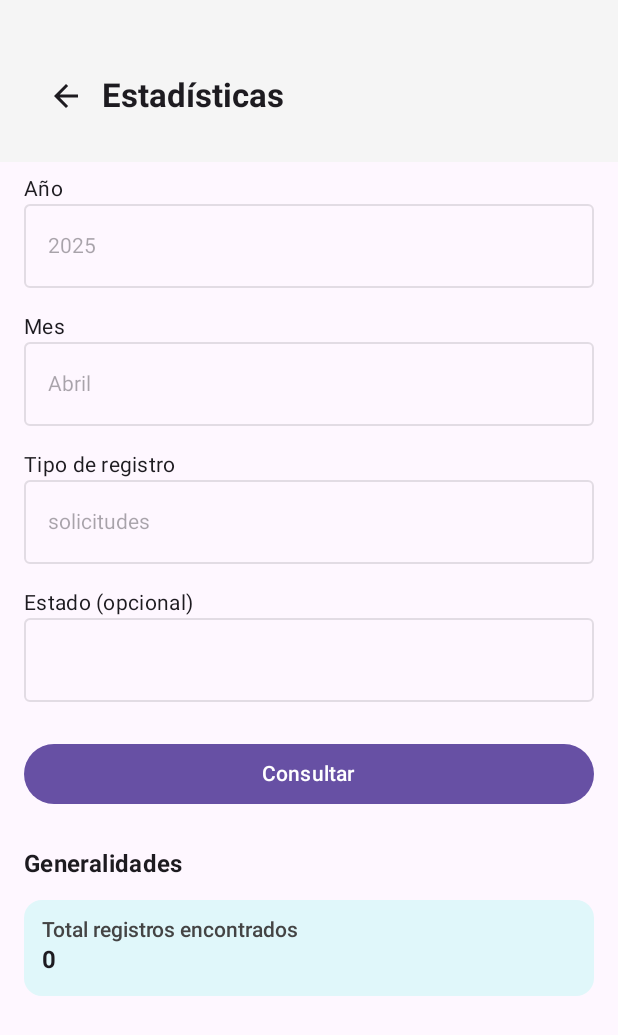
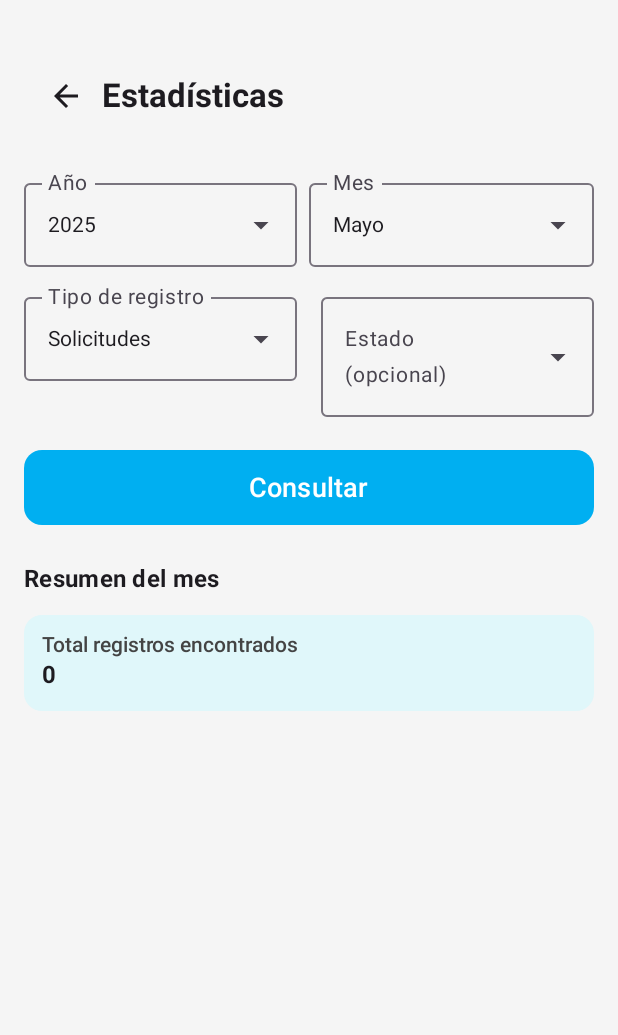
Before and after one commit to leydymacareo/EncontrandoU, an Android app built with Jetpack Compose: the EstadisticasScreen screen opened through its navigation route, after a tap on "Consultar", on a phone screen of 412 x 824 dp. Shown: the top 1035 px of the screen. Run offline under Robolectric (Android 15) with nearby library versions, the phone set to English and light mode, and no system bars; our stand-ins replace Firebase (no records; nobody signed in at launch, a user with empty details on screens opened directly).

Commit message:
Estadisticas funcionando completamente

```diff
--- a/app/src/main/java/com/leydymacareo/encontrandou/screens/staff/EstadisticasScreen.kt
+++ b/app/src/main/java/com/leydymacareo/encontrandou/screens/staff/EstadisticasScreen.kt
@@ -18,6 +18,7 @@ import androidx.compose.ui.text.font.FontWeight
 import androidx.compose.ui.text.style.TextAlign
 import androidx.compose.ui.unit.Dp
 import androidx.compose.ui.unit.dp
+import androidx.compose.ui.unit.sp
 import androidx.navigation.NavController
 import com.leydymacareo.encontrandou.viewmodels.EstadisticasViewModel
 
@@ -52,6 +53,7 @@ fun EstadisticasScreen(navController: NavController, viewModel: EstadisticasView
     ) { paddingValues ->
         Column(
             modifier = Modifier
+                .background(Color(0xFFF5F5F5))
                 .padding(paddingValues)
                 .padding(horizontal = 16.dp)
                 .fillMaxSize()
@@ -60,7 +62,7 @@ fun EstadisticasScreen(navController: NavController, viewModel: EstadisticasView
             // Aquí agregaremos los filtros, botón, gráficos y KPIs
             // Listas de opciones
             val meses = listOf("Enero", "Febrero", "Marzo", "Abril", "Mayo", "Junio", "Julio", "Agosto", "Septiembre", "Octubre", "Noviembre", "Diciembre")
-            val tipos = listOf("objetos", "solicitudes")
+            val tipos = listOf("Objetos", "Solicitudes")
             val estados = listOf("pendiente", "aprobada", "rechazada", "entregada")
 
             val selectedMes by viewModel.selectedMonth.collectAsState()
@@ -68,72 +70,97 @@ fun EstadisticasScreen(navController: NavController, viewModel: EstadisticasView
             val selectedEstado by viewModel.selectedEstado.collectAsState()
             val anios = listOf("2023", "2024", "2025")
             val selectedAnio by viewModel.selectedYear.collectAsState()
+            val estadosSolicitud = listOf("PENDIENTE", "APROBADA", "RECHAZADA", "ENTREGADA", "CANCELADA")
+            val estadosObjeto = listOf("DISPONIBLE", "ASIGNADO", "ENTREGADO")
 
-            DropdownFiltro(
+            Row(modifier = Modifier.fillMaxWidth()) {
+                DropdownFiltroModern(
                     label = "Año",
                     opciones = anios,
                     seleccionado = selectedAnio,
-                onSeleccionado = { viewModel.setAnio(it) }
+                    onSeleccionado = { viewModel.setAnio(it) },
+                    modifier = Modifier.weight(1f).padding(end = 8.dp)
                 )
-
-// Mes
-            DropdownFiltro(
+                DropdownFiltroModern(
                     label = "Mes",
                     opciones = meses,
                     seleccionado = selectedMes,
-                onSeleccionado = { viewModel.setMes(it) }
+                    onSeleccionado = { viewModel.setMes(it) },
+                    modifier = Modifier.weight(1f)
                 )
+            }
 
-// Tipo
-            DropdownFiltro(
+            Row(modifier = Modifier.fillMaxWidth()) {
+                DropdownFiltroModern(
                     label = "Tipo de registro",
                     opciones = tipos,
                     seleccionado = selectedTipo,
-                onSeleccionado = { viewModel.setTipoRegistro(it) }
+                    onSeleccionado = { viewModel.setTipoRegistro(it) },
+                    modifier = Modifier
+                        .weight(1f)
+                        .padding(end = 8.dp)
                 )
 
-            val estadosSolicitud = listOf("PENDIENTE", "APROBADA", "RECHAZADA", "ENTREGADA", "CANCELADA")
-            val estadosObjeto = listOf("DISPONIBLE", "ASIGNADO", "ENTREGADO")
-
                 val estadosSegunTipo = when (selectedTipo) {
-                "solicitudes" -> estadosSolicitud
-                "objetos" -> estadosObjeto
+                    "Solicitudes" -> estadosSolicitud
+                    "Objetos" -> estadosObjeto
                     else -> emptyList()
                 }
 
-            if (estadosSegunTipo.isNotEmpty()) {
-                DropdownFiltro(
+                DropdownFiltroModern(
                     label = "Estado (opcional)",
-                    opciones = listOf("") + estadosSegunTipo, // permite limpiar
+                    opciones = listOf("") + estadosSegunTipo,
                     seleccionado = selectedEstado ?: "",
-                    onSeleccionado = { viewModel.setEstado(if (it.isBlank()) null else it.uppercase()) }
+                    onSeleccionado = { viewModel.setEstado(if (it.isBlank()) null else it.uppercase()) },
+                    modifier = Modifier
+                        .weight(1f)
+                        .padding(start = 8.dp)
                 )
             }
+
 
 
             Spacer(modifier = Modifier.height(16.dp))
 
             Button(
                 onClick = { viewModel.cargarDatosFiltrados() },
-                modifier = Modifier.fillMaxWidth()
+                modifier = Modifier
+                    .fillMaxWidth()
+                    .height(50.dp),
+                shape = RoundedCornerShape(12.dp),
+                colors = ButtonDefaults.buttonColors(containerColor = Color(0xFF00AFF1))
             ) {
-                Text("Consultar")
+                Text("Consultar", fontSize = 18.sp, color = Color.White)
             }
+
+
             val documentos = viewModel.documentosFiltrados.collectAsState().value
 
             documentos?.let { snapshot ->
                 val total = snapshot.size()
                 val estadosCount = snapshot.groupingBy { it.getString("estado") ?: "Sin estado" }.eachCount()
 
+                val hayFiltroEstado = !selectedEstado.isNullOrBlank()
+                if (hayFiltroEstado) {
+                    Text(
+                        text = "Mostrando resultados filtrados por estado: ${selectedEstado}",
+                        style = MaterialTheme.typography.bodyMedium,
+                        color = Color.Gray,
+                        modifier = Modifier.padding(bottom = 8.dp)
+                    )
+                }
+
                 Spacer(modifier = Modifier.height(24.dp))
-                Text("Generalidades", style = MaterialTheme.typography.titleMedium, fontWeight = FontWeight.Bold)
+                Text("Resumen del mes", style = MaterialTheme.typography.titleMedium, fontWeight = FontWeight.Bold)
 
                 Spacer(modifier = Modifier.height(8.dp))
                 Column {
                     EstadisticaKpi("Total registros encontrados", "$total")
 
                     if (estadosCount.isNotEmpty()) {
-                        if (selectedTipo == "solicitudes") {
+                        val hayFiltroEstado = !selectedEstado.isNullOrBlank()
+                        if (selectedTipo == "Solicitudes") {
+                            if (!hayFiltroEstado) {
                                 val pendientes = estadosCount["PENDIENTE"] ?: 0
                                 val aprobadas = estadosCount["APROBADA"] ?: 0
                                 val rechazadas = estadosCount["RECHAZADA"] ?: 0
@@ -146,13 +173,27 @@ fun EstadisticasScreen(navController: NavController, viewModel: EstadisticasView
 
                                 val porcentajeExito = if (total > 0) (aprobadas.toFloat() / total * 100).toInt() else 0
                                 EstadisticaKpi("Porcentaje de éxito", "$porcentajeExito%")
-                        } else if (selectedTipo == "objetos") {
+                            } else {
+                                EstadisticaKpi("Total solicitudes ${selectedEstado?.lowercase()?.replaceFirstChar { it.uppercase() }}", "$total")
+                            }
+                        } else if (selectedTipo == "Objetos") {
+                            if (!hayFiltroEstado) {
                                 val disponibles = estadosCount["DISPONIBLE"] ?: 0
                                 val asignados = estadosCount["ASIGNADO"] ?: 0
                                 val entregados = estadosCount["ENTREGADO"] ?: 0
 
                                 EstadisticaKpi("Disponibles / Asignados / Entregados", "$disponibles / $asignados / $entregados")
+
+                                val porcentajeAsignados = if (total > 0) (asignados.toFloat() / total * 100).toInt() else 0
+                                val porcentajeEntregados = if (total > 0) (entregados.toFloat() / total * 100).toInt() else 0
+
+                                EstadisticaKpi("Porcentaje asignados", "$porcentajeAsignados%")
+                                EstadisticaKpi("Porcentaje entregados", "$porcentajeEntregados%")
+                            } else {
+                                EstadisticaKpi("Total objetos ${selectedEstado?.lowercase()?.replaceFirstChar { it.uppercase() }}", "$total")
                             }
+                        }
+
 
                         val categoriasCount = snapshot.groupingBy { it.getString("categoria") ?: "Sin categoría" }
                             .eachCount()
@@ -160,16 +201,21 @@ fun EstadisticasScreen(navController: NavController, viewModel: EstadisticasView
                             .sortedByDescending { it.second }
 
                         Spacer(modifier = Modifier.height(24.dp))
-                        Text("Registros por Categoría", style = MaterialTheme.typography.titleMedium, fontWeight = FontWeight.Bold)
+                        Text("Distribución por categoría", style = MaterialTheme.typography.titleMedium, fontWeight = FontWeight.Bold)
                         Spacer(modifier = Modifier.height(12.dp))
 
-                        BarChart(data = categoriasCount)
+                        Box(
+                            modifier = Modifier.fillMaxWidth(),
+                            contentAlignment = Alignment.Center
+                        ) {
+                            Column(horizontalAlignment = Alignment.CenterHorizontally) {
+                                PieChart(data = categoriasCount)
+                                Spacer(modifier = Modifier.height(12.dp))
+                                LeyendaPie(data = categoriasCount)
+                            }
+                        }
 
-                        Spacer(modifier = Modifier.height(24.dp))
-                        Text("Categorías más comunes", style = MaterialTheme.typography.titleMedium, fontWeight = FontWeight.Bold)
-                        Spacer(modifier = Modifier.height(12.dp))
 
-                        PieChart(data = categoriasCount)
                     }
 
                 }
@@ -180,31 +226,38 @@ fun EstadisticasScreen(navController: NavController, viewModel: EstadisticasView
     }
 }
 
+@OptIn(ExperimentalMaterial3Api::class)
 @Composable
-fun DropdownFiltro(
+fun DropdownFiltroModern(
     label: String,
     opciones: List<String>,
     seleccionado: String,
-    onSeleccionado: (String) -> Unit
+    onSeleccionado: (String) -> Unit,
+    modifier: Modifier = Modifier
 ) {
     var expanded by remember { mutableStateOf(false) }
 
-    Column(modifier = Modifier.padding(vertical = 8.dp)) {
-        Text(text = label, style = MaterialTheme.typography.bodyMedium)
-        Box {
+    ExposedDropdownMenuBox(
+        expanded = expanded,
+        onExpandedChange = { expanded = !expanded },
+        modifier = modifier.padding(vertical = 6.dp)
+    ) {
         OutlinedTextField(
+            readOnly = true,
             value = seleccionado,
             onValueChange = {},
+            label = { Text(label, fontSize = 14.sp) },
+            textStyle = LocalTextStyle.current.copy(fontSize = 14.sp),
+            trailingIcon = {
+                ExposedDropdownMenuDefaults.TrailingIcon(expanded = expanded)
+            },
             modifier = Modifier
                 .fillMaxWidth()
-                    .clickable { expanded = true },
-                enabled = false,
-                readOnly = true
+                .menuAnchor()
         )
-            DropdownMenu(
+        ExposedDropdownMenu(
             expanded = expanded,
-                onDismissRequest = { expanded = false },
-                modifier = Modifier.fillMaxWidth()
+            onDismissRequest = { expanded = false }
         ) {
             opciones.forEach { opcion ->
                 DropdownMenuItem(
@@ -219,7 +272,6 @@ fun DropdownFiltro(
     }
 }
 
-}
 @Composable
 fun EstadisticaKpi(titulo: String, valor: String) {
     Card(
@@ -234,35 +286,7 @@ fun EstadisticaKpi(titulo: String, valor: String) {
         }
     }
 }
-@Composable
-fun BarChart(data: List<Pair<String, Int>>, maxBarHeight: Dp = 120.dp) {
-    val maxCount = data.maxOfOrNull { it.second } ?: 1
 
-    Row(
-        modifier = Modifier
-            .fillMaxWidth()
-            .height(maxBarHeight + 32.dp),
-        horizontalArrangement = Arrangement.SpaceEvenly,
-        verticalAlignment = Alignment.Bottom
-    ) {
-        data.forEach { (label, value) ->
-            Column(horizontalAlignment = Alignment.CenterHorizontally) {
-                Box(
-                    modifier = Modifier
-                        .width(24.dp)
-                        .height((value / maxCount.toFloat() * maxBarHeight.value).dp)
-                        .background(Color(0xFF42A5F5), shape = RoundedCornerShape(4.dp))
-                )
-                Spacer(modifier = Modifier.height(4.dp))
-                Text(
-                    text = label.take(5), // por si son nombres largos
-                    style = MaterialTheme.typography.labelSmall,
-                    textAlign = TextAlign.Center
-                )
-            }
-        }
-    }
-}
 
 @Composable
 fun PieChart(
@@ -281,31 +305,58 @@ fun PieChart(
 
     Canvas(
         modifier = modifier
-            .size(radius * 2)
+            .fillMaxWidth()
+            .height(radius * 2)
             .padding(8.dp)
     ) {
+        val canvasWidth = size.width
+        val canvasHeight = size.height
+        val centerX = canvasWidth / 2
+        val centerY = canvasHeight / 2
+
         var startAngle = -90f
         angles.forEachIndexed { index, sweepAngle ->
             drawArc(
                 color = colors[index % colors.size],
                 startAngle = startAngle,
                 sweepAngle = sweepAngle,
-                useCenter = true
+                useCenter = true,
+                topLeft = androidx.compose.ui.geometry.Offset(
+                    centerX - radius.toPx(),
+                    centerY - radius.toPx()
+                ),
+                size = androidx.compose.ui.geometry.Size(
+                    width = radius.toPx() * 2,
+                    height = radius.toPx() * 2
+                )
             )
             startAngle += sweepAngle
         }
     }
 
+
     Spacer(modifier = Modifier.height(8.dp))
 
-    // Leyenda
-    Column {
+
+
+}
+@Composable
+fun LeyendaPie(data: List<Pair<String, Int>>) {
+    val colors = listOf(
+        Color(0xFFEF5350), Color(0xFFAB47BC), Color(0xFF42A5F5),
+        Color(0xFF66BB6A), Color(0xFFFFA726), Color(0xFF26C6DA)
+    )
+
+    Column(horizontalAlignment = Alignment.CenterHorizontally) {
         data.forEachIndexed { index, (label, count) ->
-            Row(verticalAlignment = Alignment.CenterVertically) {
+            Row(
+                verticalAlignment = Alignment.CenterVertically,
+                modifier = Modifier.padding(vertical = 2.dp)
+            ) {
                 Box(
                     modifier = Modifier
-                        .size(12.dp)
-                        .background(colors[index % colors.size])
+                        .size(14.dp)
+                        .background(colors[index % colors.size], shape = RoundedCornerShape(3.dp))
                 )
                 Spacer(modifier = Modifier.width(8.dp))
                 Text("$label: $count", style = MaterialTheme.typography.bodySmall)
--- a/app/src/main/java/com/leydymacareo/encontrandou/viewmodels/EstadisticasViewModel.kt
+++ b/app/src/main/java/com/leydymacareo/encontrandou/viewmodels/EstadisticasViewModel.kt
@@ -13,13 +13,13 @@ class EstadisticasViewModel : ViewModel() {
 
     private val db = FirebaseFirestore.getInstance()
 
-    private val _selectedMonth = MutableStateFlow("Abril")
+    private val _selectedMonth = MutableStateFlow("Mayo")
     val selectedMonth: StateFlow<String> = _selectedMonth
 
     private val _selectedYear = MutableStateFlow("2025")
     val selectedYear: StateFlow<String> = _selectedYear
 
-    private val _selectedTipoRegistro = MutableStateFlow("solicitudes")
+    private val _selectedTipoRegistro = MutableStateFlow("Solicitudes")
     val selectedTipoRegistro: StateFlow<String> = _selectedTipoRegistro
 
     private val _selectedEstado = MutableStateFlow<String?>(null)
@@ -46,7 +46,9 @@ class EstadisticasViewModel : ViewModel() {
 
     fun cargarDatosFiltrados() {
         viewModelScope.launch {
-            val coleccion = if (_selectedTipoRegistro.value == "solicitudes") "solicitudes" else "objetos"
+            val tipo = _selectedTipoRegistro.value.lowercase()
+            val coleccion = if (tipo == "solicitudes") "solicitudes" else "objetos"
+
 
             var ref = db.collection(coleccion)
                 .whereEqualTo("mes", _selectedMonth.value)
@@ -54,7 +56,7 @@ class EstadisticasViewModel : ViewModel() {
 
             Log.d("Estadisticas", "Filtrando: tipo=$coleccion, mes=${_selectedMonth.value}, año=${_selectedYear.value}, estado=${_selectedEstado.value}")
 
-            if (!selectedEstado.value.isNullOrBlank() && coleccion == "solicitudes") {
+            if (!selectedEstado.value.isNullOrBlank()) {
                 ref = ref.whereEqualTo("estado", selectedEstado.value)
             }
 
```
Also changed, not shown: app/src/main/java/com/leydymacareo/encontrandou/components/FormularioObject.kt (+8 -1 lines). Lines whose indentation alone changed are shown as unchanged.
